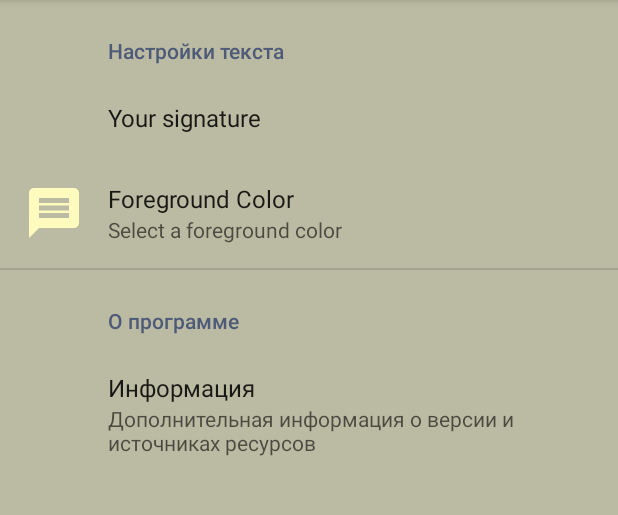
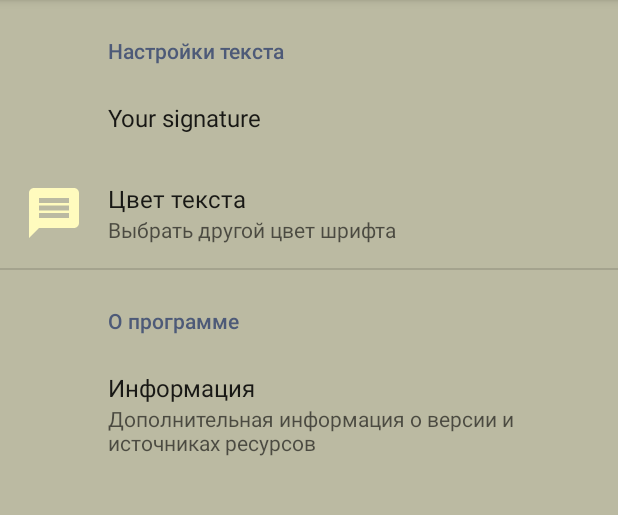
Before and after one commit to alexrnov/LamrimConspectus, an Android app: the SettingsFragment screen opened directly, with no data from a screen before it, on a phone screen of 412 x 824 dp, the part 84-599 px from its top. Run offline under Robolectric (Android 15) with nearby library versions, the phone set to English and light mode, and no system bars; our stand-ins replace androidx.preference.

Commit message:
create settings

```diff
--- a/app/src/main/res/values/strings.xml
+++ b/app/src/main/res/values/strings.xml
@@ -12,9 +12,13 @@
 
     <!-- settings -->
     <string name="font_category">Настройки текста</string>
+    <string name="font_color">Цвет текста</string>
+    <string name="font_color_summary">Выбрать другой цвет шрифта</string>
+
     <string name="about_program_category">О программе</string>
     <string name="program_information">Информация</string>
     <string name="information_summary">Дополнительная информация о версии и источниках ресурсов</string>
+
 
     <string name="black_color">черный</string>
     <string name="gray_color">серый</string>
--- a/app/src/main/res/xml/preferences.xml
+++ b/app/src/main/res/xml/preferences.xml
@@ -12,12 +12,12 @@
 
 
         <ListPreference
-            android:key="listPref"
-            android:title="Foreground Color"
+            android:key="font_color"
+            android:title="@string/font_color"
             android:defaultValue="#00FFFF"
             android:entries="@array/foreground_color_names_array"
             android:entryValues="@array/foreground_color_values_array"
-            android:summary="Select a foreground color"
+            android:summary="@string/font_color_summary"
             android:icon="@drawable/about_icon"
             android:dialogIcon="@drawable/back_arrow"
             />
```
